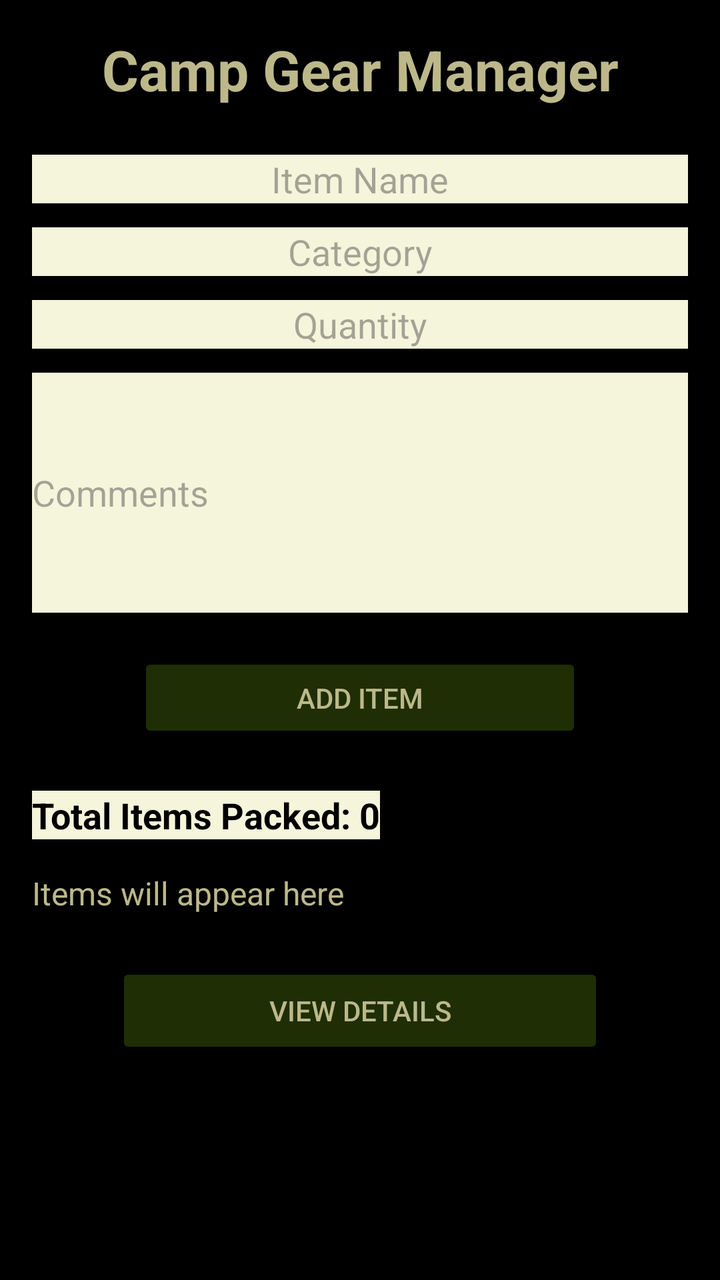
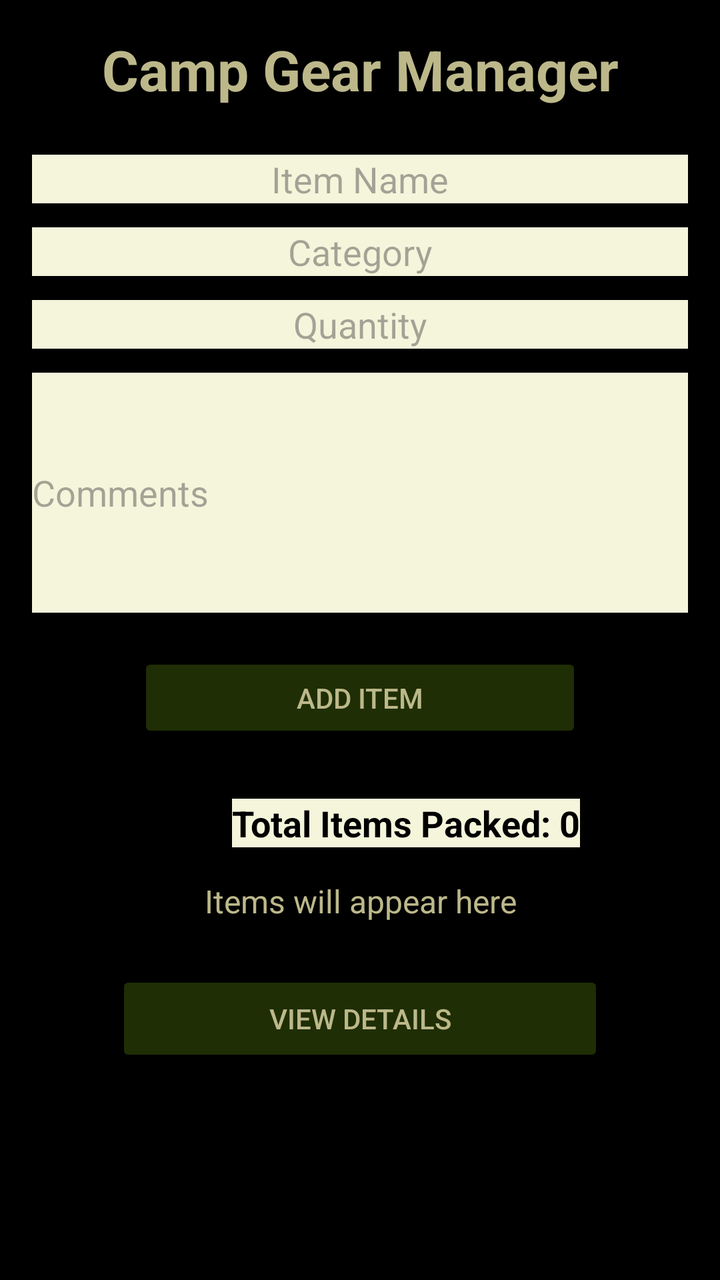

The first picture is an Android layout as it rendered before a commit; the second is the same layout after the commit. The layout source and the unified diff follow.
<!-- AndroidManifest.xml: application theme Theme.IMAD5112PructicumExamST10395974 -->
<!-- res/layout/activity_home.xml -->
<?xml version="1.0" encoding="utf-8"?>
<ScrollView xmlns:android="http://schemas.android.com/apk/res/android"
    xmlns:app="http://schemas.android.com/apk/res-auto"
    xmlns:tools="http://schemas.android.com/tools"
    android:layout_width="match_parent"
    android:background="@color/black"
    android:layout_height="match_parent">

    <androidx.constraintlayout.widget.ConstraintLayout
        android:id="@+id/main"
        android:layout_width="match_parent"
        android:layout_height="wrap_content"
        android:padding="16dp">

        <TextView
            android:id="@+id/txtTitle"
            android:layout_width="wrap_content"
            android:layout_height="wrap_content"
            android:text="@string/camp_gear_manager"
            android:textColor="@color/cream"
            android:textSize="28sp"
            android:gravity="center"
            android:textStyle="bold"
            app:layout_constraintTop_toTopOf="parent"
            app:layout_constraintStart_toStartOf="parent"
            app:layout_constraintEnd_toEndOf="parent" />

        <EditText
            android:id="@+id/edtItemName"
            android:layout_width="0dp"
            android:layout_height="wrap_content"
            android:autofillHints="Items"
            android:hint="@string/item_name"
            android:inputType="text"
            android:gravity="center"
            android:background="@color/biege"
            android:textColor="@color/black"
            android:layout_marginTop="24dp"
            app:layout_constraintTop_toBottomOf="@id/txtTitle"
            app:layout_constraintStart_toStartOf="parent"
            app:layout_constraintEnd_toEndOf="parent" />

        <EditText
            android:id="@+id/edtCategory"
            android:layout_width="0dp"
            android:layout_height="wrap_content"
            android:hint="@string/category"
            android:inputType="text"
            android:gravity="center"
            android:background="@color/biege"
            android:textColor="@color/black"
            android:layout_marginTop="12dp"
            app:layout_constraintTop_toBottomOf="@id/edtItemName"
            app:layout_constraintStart_toStartOf="parent"
            app:layout_constraintEnd_toEndOf="parent" />

        <EditText
            android:id="@+id/edtQuantity"
            android:layout_width="0dp"
            android:layout_height="wrap_content"
            android:hint="@string/quantity"
            android:background="@color/biege"
            android:gravity="center"
            android:textColor="@color/black"
            android:inputType="number"
            android:layout_marginTop="12dp"
            app:layout_constraintTop_toBottomOf="@id/edtCategory"
            app:layout_constraintStart_toStartOf="parent"
            app:layout_constraintEnd_toEndOf="parent" />

        <EditText
            android:id="@+id/edtComments"
            android:layout_width="0dp"
            android:layout_height="120dp"
            android:hint="@string/comments"
            android:background="@color/biege"
            android:textColor="@color/black"
            android:inputType="textMultiLine"
            android:layout_marginTop="12dp"
            app:layout_constraintTop_toBottomOf="@id/edtQuantity"
            app:layout_constraintStart_toStartOf="parent"
            app:layout_constraintEnd_toEndOf="parent" />

        <Button
            android:id="@+id/btnAddItem"
            android:layout_width="222dp"
            android:layout_height="45dp"
            android:layout_marginTop="20dp"
            android:backgroundTint="@color/green"
            android:text="@string/add_item"
            android:textColor="@color/cream"
            app:layout_constraintEnd_toEndOf="parent"
            app:layout_constraintStart_toStartOf="parent"
            app:layout_constraintTop_toBottomOf="@id/edtComments" />

        <TextView
            android:id="@+id/txtTotalItems"
            android:layout_width="wrap_content"
            android:layout_height="wrap_content"
            android:text="@string/total_items_packed_0"
            android:background="@color/biege"
            android:textColor="@color/black"
            android:textSize="18sp"
            android:textStyle="bold"
            android:layout_marginTop="24dp"
            app:layout_constraintTop_toBottomOf="@id/btnAddItem"
            app:layout_constraintStart_toStartOf="parent" />

        <TextView
            android:id="@+id/txtItems"
            android:layout_width="0dp"
            android:layout_height="wrap_content"
            android:textColor="@color/cream"
            android:text="@string/items_will_appear_here"
            android:textSize="16sp"
            android:layout_marginTop="16dp"
            app:layout_constraintTop_toBottomOf="@id/txtTotalItems"
            app:layout_constraintStart_toStartOf="parent"
            app:layout_constraintEnd_toEndOf="parent" />

        <Button
            android:id="@+id/btnViewDetails"
            android:layout_width="244dp"
            android:layout_height="48dp"
            android:layout_marginTop="24dp"
            android:layout_marginBottom="24dp"
            android:backgroundTint="@color/green"
            android:text="@string/view_details"
            android:textColor="@color/cream"
            app:layout_constraintBottom_toBottomOf="parent"
            app:layout_constraintEnd_toEndOf="parent"
            app:layout_constraintStart_toStartOf="parent"
            app:layout_constraintTop_toBottomOf="@id/txtItems" />

    </androidx.constraintlayout.widget.ConstraintLayout>

</ScrollView>
<!-- resources referenced by this layout -->
<resources>
  <color name="biege">#f5f5dc</color>
  <color name="black">#FF000000</color>
  <color name="cream">#BCB88A</color>
  <color name="green">#1F2E04</color>
  <string name="add_item">Add Item</string>
  <string name="camp_gear_manager">Camp Gear Manager</string>
  <string name="category">Category</string>
  <string name="comments">Comments</string>
  <string name="item_name">Item Name</string>
  <string name="items_will_appear_here">Items will appear here</string>
  <string name="quantity">Quantity</string>
  <string name="total_items_packed_0">Total Items Packed: 0</string>
  <string name="view_details">View Details</string>
  <style name="Theme.IMAD5112PructicumExamST10395974" parent="Base.Theme.IMAD5112PructicumExamST10395974" />
  <style name="Base.Theme.IMAD5112PructicumExamST10395974" parent="Theme.Material3.DayNight.NoActionBar">
          
          
      </style>
</resources>

<!-- the commit's change to res/layout/activity_home.xml (unified diff, before → after) -->
@@ -97,14 +97,15 @@
             android:id="@+id/txtTotalItems"
             android:layout_width="wrap_content"
             android:layout_height="wrap_content"
+            android:layout_marginStart="100dp"
+            android:layout_marginTop="28dp"
+            android:background="@color/biege"
             android:text="@string/total_items_packed_0"
-            android:background="@color/biege"
             android:textColor="@color/black"
             android:textSize="18sp"
             android:textStyle="bold"
-            android:layout_marginTop="24dp"
-            app:layout_constraintTop_toBottomOf="@id/btnAddItem"
-            app:layout_constraintStart_toStartOf="parent" />
+            app:layout_constraintStart_toStartOf="parent"
+            app:layout_constraintTop_toBottomOf="@id/btnAddItem" />
 
         <TextView
             android:id="@+id/txtItems"
@@ -112,6 +113,7 @@
             android:layout_height="wrap_content"
             android:textColor="@color/cream"
             android:text="@string/items_will_appear_here"
+            android:gravity="center"
             android:textSize="16sp"
             android:layout_marginTop="16dp"
             app:layout_constraintTop_toBottomOf="@id/txtTotalItems"
